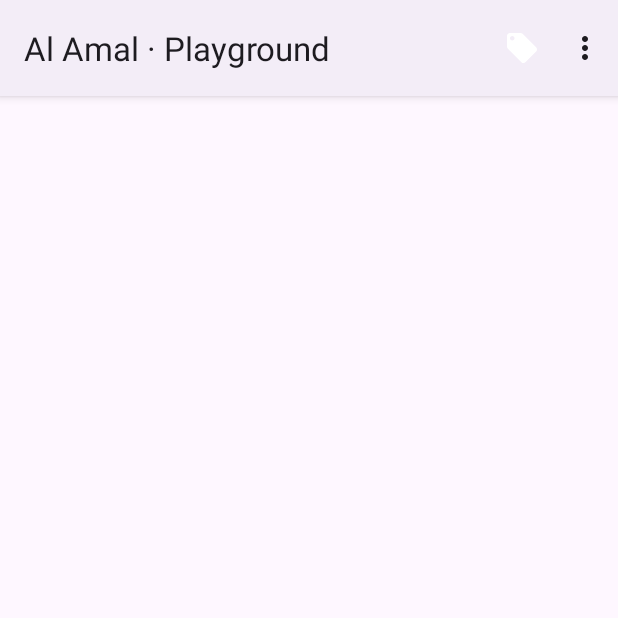
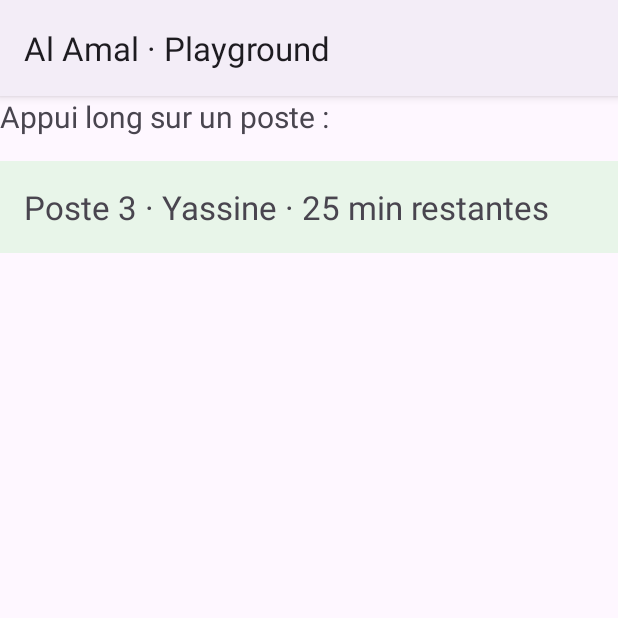
Before and after one commit to mks-zakaria/TP-M203-DEV-UI, an Android app built with Jetpack Compose: the screen it shows after launch (PlaygroundActivity), on a phone screen of 412 x 824 dp, the top half of it. Run offline under Robolectric (Android 15) with nearby library versions, the phone set to English and light mode, and no system bars.

Commit message:
feat: context menu

```diff
--- a/app/src/main/java/ma/ofppt/ista/alamal/PlaygroundActivity.kt
+++ b/app/src/main/java/ma/ofppt/ista/alamal/PlaygroundActivity.kt
@@ -1,8 +1,9 @@
 package ma.ofppt.ista.alamal
 
 import android.os.Bundle
-import android.view.Menu
+import android.view.ContextMenu
 import android.view.MenuItem
+import android.view.View
 import android.widget.TextView
 import androidx.appcompat.app.AppCompatActivity
 
@@ -123,21 +124,48 @@ class PlaygroundActivity : AppCompatActivity() {
 //        btnVider.setOnClickListener {
 //            adaptateur01.clear()
 //        }
+
+        // etape 06: menu contextuell
+        val textDeContext = findViewById<TextView>(R.id.txtPoste3)
+        registerForContextMenu(textDeContext)
+        // fin menu contextuelle
     }
 
-    override fun onCreateOptionsMenu(menu: Menu?): Boolean {
-        menuInflater.inflate(R.menu.s02_menu_action, menu)
-        return true
+    // menu des options
+//    override fun onCreateOptionsMenu(menu: Menu?): Boolean {
+//        menuInflater.inflate(R.menu.s02_menu_action, menu)
+//        return true
+//    }
+//
+//    override fun onOptionsItemSelected(item: MenuItem): Boolean {
+//        val t = findViewById<TextView>(R.id.txtMenu)
+//        t.setOnLo
+//        when (item.itemId) {
+//            R.id.menu_tarifs -> t.text = "Voialaaa les tarifs !!"
+//            R.id.menu_aide -> t.text = "Appelez 070809019 pour laide"
+//            R.id.menu_apropos -> t.text = "Nous sommes CyberCafe"
+//        }
+//        return true
+//    }
+    // fin menu des options
+
+    //debut de menu contextuel
+    override fun onCreateContextMenu(
+        menu: ContextMenu?,
+        v: View?,
+        menuInfo: ContextMenu.ContextMenuInfo?
+    ) {
+        menuInflater.inflate(R.menu.s02_menu_poste, menu)
     }
 
-    override fun onOptionsItemSelected(item: MenuItem): Boolean {
-        val t = findViewById<TextView>(R.id.txtMenu)
-        t.setOnLo
+    override fun onContextItemSelected(item: MenuItem): Boolean {
+        val textAffichage = findViewById<TextView>(R.id.txtContexte)
         when (item.itemId) {
-            R.id.menu_tarifs -> t.text = "Voialaaa les tarifs !!"
-            R.id.menu_aide -> t.text = "Appelez 070809019 pour laide"
-            R.id.menu_apropos -> t.text = "Nous sommes CyberCafe"
+            R.id.poste_prolonger -> textAffichage.text = "Vous avez pronolger avec succees !"
+            R.id.poste_liberer -> textAffichage.text = "Vous avez liberer avec succees !"
         }
         return true
     }
+    // fin de menu contextuelle
+
 }
--- a/app/src/main/res/layout/activity_playground.xml
+++ b/app/src/main/res/layout/activity_playground.xml
@@ -146,8 +146,32 @@
     <!--        android:layout_width="wrap_content"-->
     <!--        android:layout_height="wrap_content"-->
     <!--        android:textSize="22sp" />-->
+<!--    Etape 05 menu des options-->
+<!--    <TextView-->
+<!--        android:id="@+id/txtMenu"-->
+<!--        android:layout_width="wrap_content"-->
+<!--        android:layout_height="wrap_content"-->
+<!--        android:textSize="22sp" />-->
+
+    <!-- Étape 6 — menu contextuel : appui long sur le poste 3 -->
     <TextView
-        android:id="@+id/txtMenu"
+        android:layout_width="wrap_content"
+        android:layout_height="wrap_content"
+        android:text="Appui long sur un poste :"
+        android:textSize="20sp" />
+
+    <TextView
+        android:id="@+id/txtPoste3"
+        android:layout_width="match_parent"
+        android:layout_height="wrap_content"
+        android:layout_marginTop="16dp"
+        android:background="#E8F5E9"
+        android:padding="16dp"
+        android:text="Poste 3 · Yassine · 25 min restantes"
+        android:textSize="22sp" />
+
+    <TextView
+        android:id="@+id/txtContexte"
         android:layout_width="wrap_content"
         android:layout_height="wrap_content"
         android:textSize="22sp" />
--- a/app/src/main/res/menu/s02_menu_poste.xml
+++ b/app/src/main/res/menu/s02_menu_poste.xml
@@ -1,4 +1,9 @@
 <?xml version="1.0" encoding="utf-8"?>
 <menu xmlns:android="http://schemas.android.com/apk/res/android">
-
+    <item
+        android:id="@+id/poste_prolonger"
+        android:title="Prolonger de 30 min" />
+    <item
+        android:id="@+id/poste_liberer"
+        android:title="Libérer le poste" />
 </menu>
```
